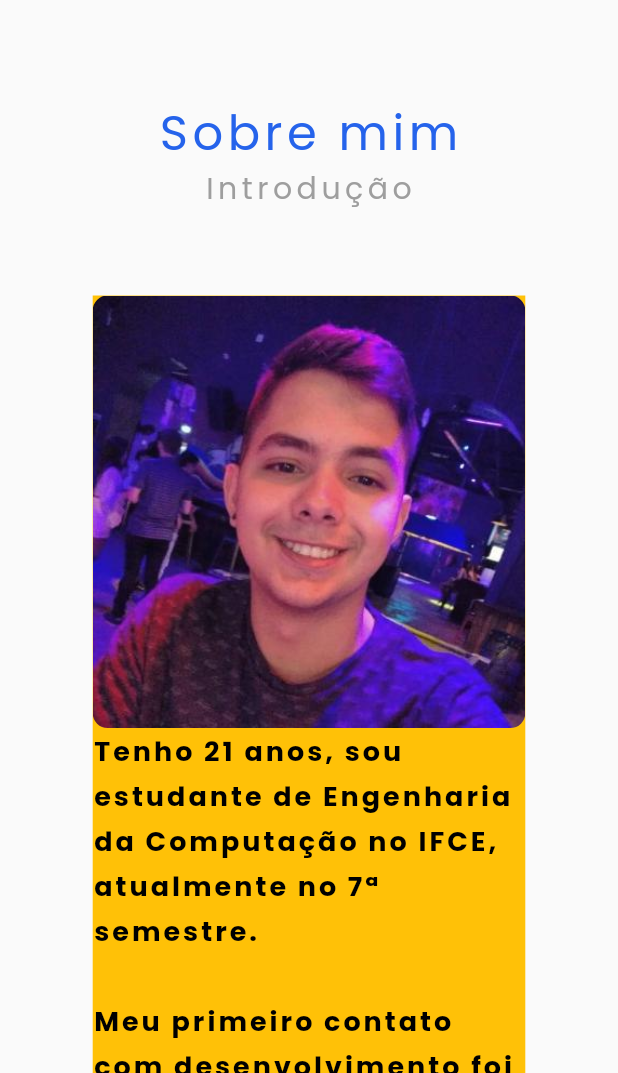
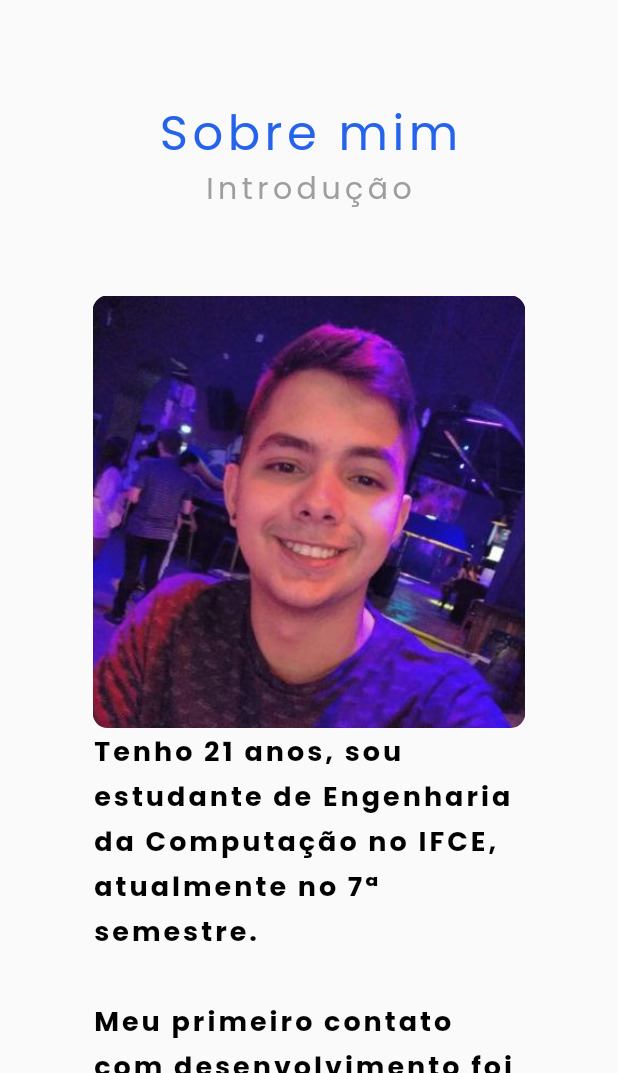
Before and after one commit to SamuelXimenes27/myPortfolio, a Flutter app: the screen it shows after launch, scrolled down 576 dp, on a phone screen of 412 x 824 dp, the part 163-1236 px from its top. Run offline on Flutter 3.47's test engine with Material 2 defaults, Android fonts, the phone set to English and light mode, and no system bars; our stand-ins replace google_fonts, percent_indicator.

Commit message:
Remove debbug container color

```diff
--- a/lib/app/modules/about/second_layer.dart
+++ b/lib/app/modules/about/second_layer.dart
@@ -91,8 +91,7 @@ class _SecondLayerState extends State<SecondLayer> {
                   SizedBox(
                     height: _size.height * 0.02,
                   ),
-                  Container(
-                    color: Colors.amber,
+                  SizedBox(
                     width: _size.width * 0.7,
                     height: _size.height * 1.4,
                     child: Column(
```
